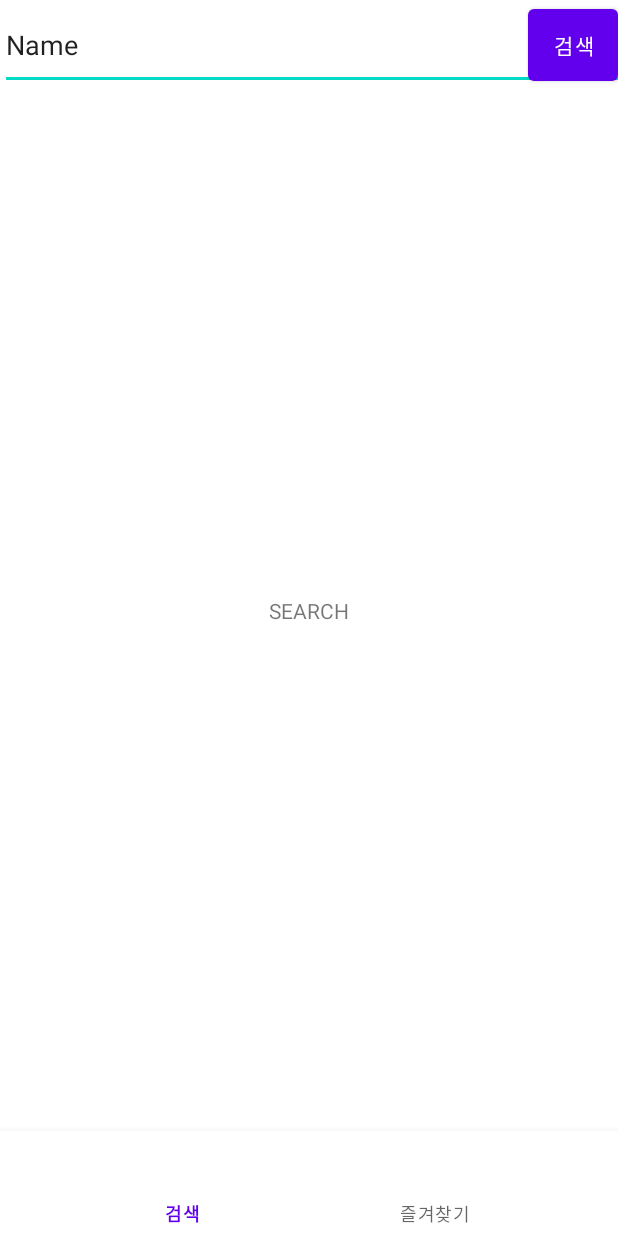
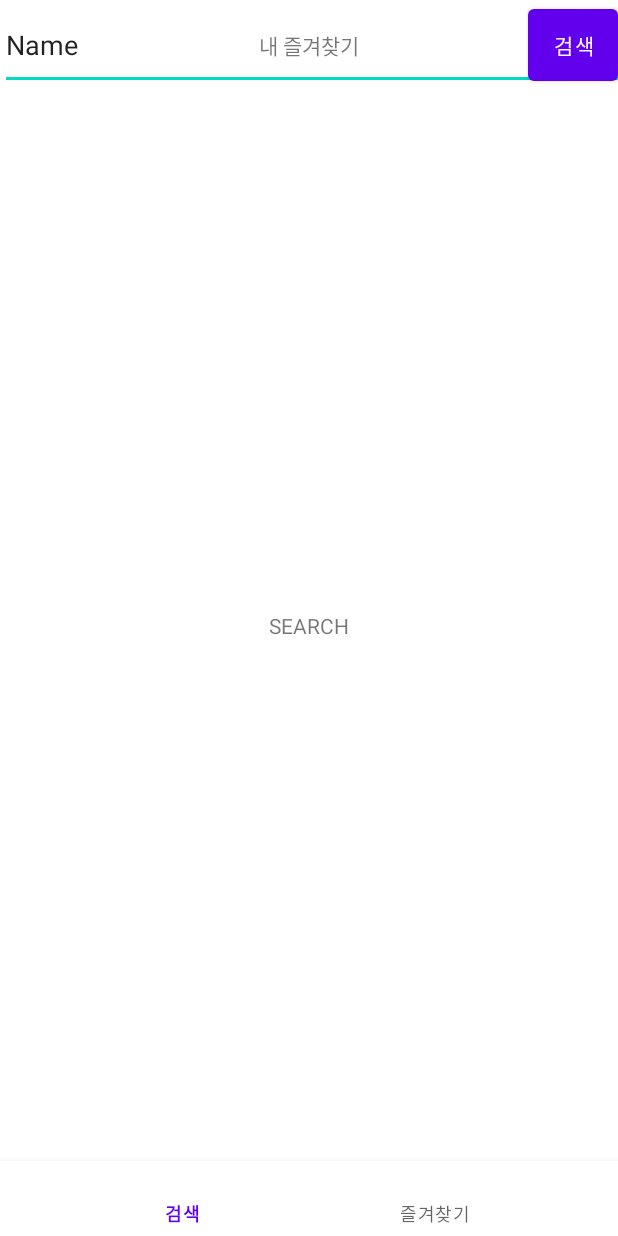
Before and after one commit to twaun95/Movie_Star, an Android app: the screen it shows after launch (MainActivity), on a phone screen of 412 x 824 dp. Run offline under Robolectric (Android 15) with nearby library versions, the phone set to English and light mode, and no system bars; our stand-ins replace Dagger/Hilt's generated code, Timber, data binding; 1 statement that could not run was skipped.

Commit message:
chore : 변수 이름 수정

```diff
--- a/app/src/main/java/com/twaun95/moviestar/presentation/adapter/BindingAdapters.kt
+++ b/app/src/main/java/com/twaun95/moviestar/presentation/adapter/BindingAdapters.kt
@@ -21,6 +21,6 @@
 fun setOnClickSearch(view: ToolBar, viewModel: MainActivityViewModel) {
     view.searchButton.setOnClickListener {
         Logger.d("setOnClickSearch ${view.searchText.text}")
-        viewModel.searchMovie(view.searchText.text.toString())
+        viewModel.searchMovie(view.searchText.text.toString().trim())
     }
 }
--- a/app/src/main/res/layout/activity_main.xml
+++ b/app/src/main/res/layout/activity_main.xml
@@ -23,7 +23,7 @@
                 android:id="@+id/toolbar"
                 android:layout_width="match_parent"
                 android:layout_height="60dp"
-                android:onChangedMode="@{viewModel.modeTest}"
+                android:onChangedMode="@{viewModel.viewMode}"
                 android:onSearch="@{viewModel}"
                 app:layout_constraintBottom_toTopOf="@id/viewPager"
                 app:layout_constraintTop_toTopOf="parent" />
@@ -41,7 +41,7 @@
             <com.google.android.material.bottomnavigation.BottomNavigationView
                 android:id="@+id/bottom_navigation"
                 android:layout_width="match_parent"
-                android:layout_height="70dp"
+                android:layout_height="50dp"
                 app:layout_constraintBottom_toBottomOf="parent"
                 app:menu="@menu/bottom_navigation_bar" />
 
--- a/app/src/main/res/values/strings.xml
+++ b/app/src/main/res/values/strings.xml
@@ -1,6 +1,7 @@
 <resources>
     <string name="app_name">MovieStar</string>
 
-    <style name="bottom_navi_search">검색</style>
-    <style name="bottom_navi_bookmark">즐겨찾기</style>
+    <style name="search">검색</style>
+    <style name="bookmark">즐겨찾기</style>
+
 </resources>
```
